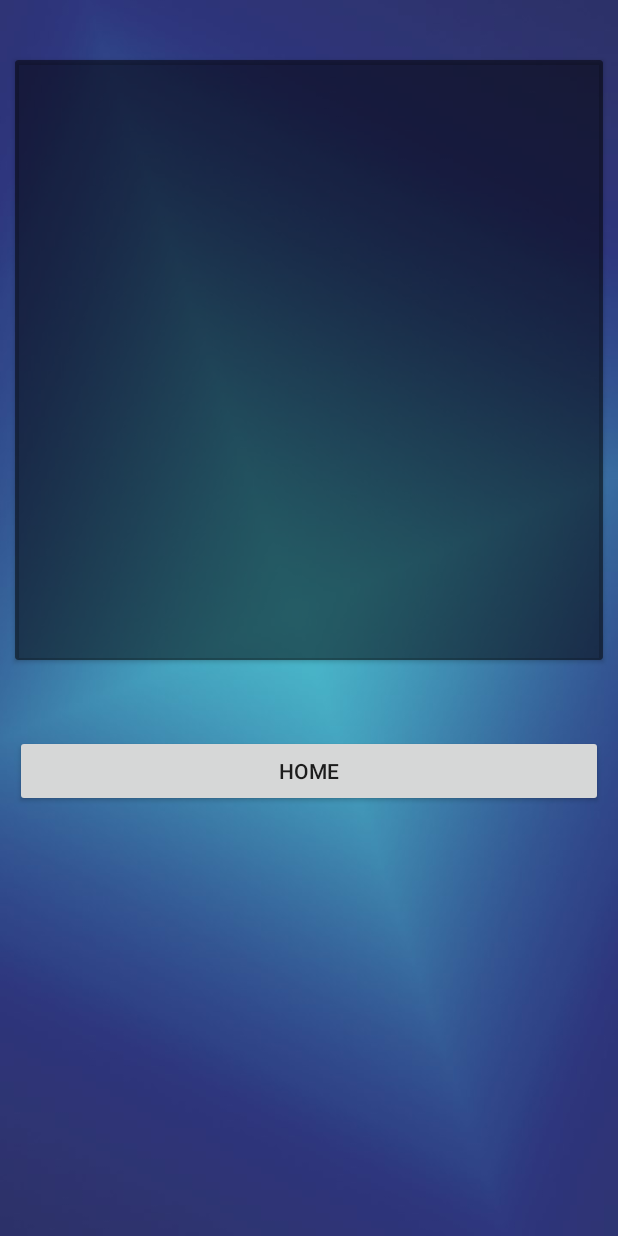
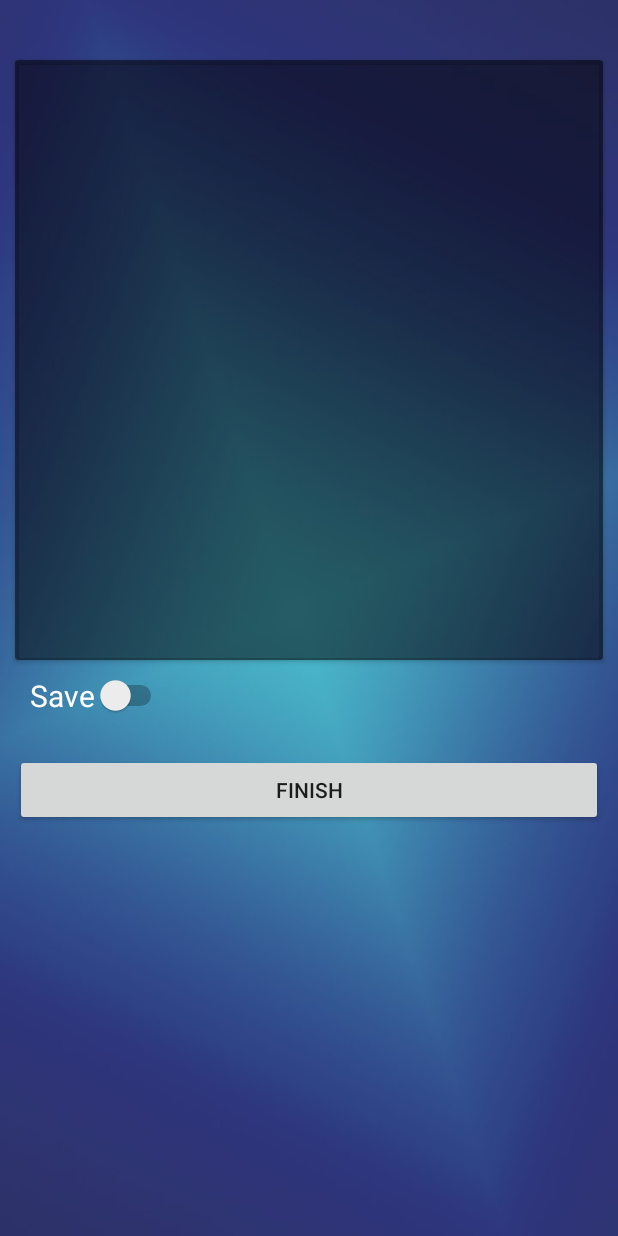
Before and after one commit to MBTIS/mbtis, an Android app: the Finish screen opened directly, with no data from a screen before it, on a phone screen of 412 x 824 dp. Run offline under Robolectric (Android 15) with nearby library versions, the phone set to English and light mode, and no system bars.

Commit message:
Add sqldatabase with result showing window, also modified the home page, added Result button

```diff
--- a/app/src/main/AndroidManifest.xml
+++ b/app/src/main/AndroidManifest.xml
@@ -9,7 +9,8 @@
         android:roundIcon="@mipmap/icon"
         android:supportsRtl="true"
         android:theme="@style/AppTheme">
-        <activity android:name=".Finish"></activity>
+        <activity android:name=".Results"></activity>
+        <activity android:name=".Finish" />
         <activity android:name=".Test" />
         <activity android:name=".Home" />
         <activity android:name=".MainActivity">
--- a/app/src/main/java/com/example/mobileproject/Finish.java
+++ b/app/src/main/java/com/example/mobileproject/Finish.java
@@ -3,9 +3,14 @@ package com.example.mobileproject;
 import androidx.appcompat.app.AppCompatActivity;
 
 import android.content.Intent;
+import android.database.Cursor;
+import android.database.sqlite.SQLiteDatabase;
 import android.os.Bundle;
+import android.util.Log;
 import android.view.View;
 import android.widget.Button;
+import android.widget.EditText;
+import android.widget.Switch;
 import android.widget.TextView;
 import android.widget.Toast;
 
@@ -14,22 +19,61 @@ public class Finish extends AppCompatActivity {
     String MBTIResult;
     TextView result;
     Button Home;
+    Switch save;
+    EditText username;
+    String name;
+
+
+
 
     @Override
     protected void onCreate(Bundle savedInstanceState) {
         super.onCreate(savedInstanceState);
         setContentView(R.layout.activity_finish);
+        final SQLiteDatabase sqlite=getBaseContext().openOrCreateDatabase("User_Information", MODE_PRIVATE, null);
+        String createTable="CREATE TABLE IF NOT EXISTS userdata(id INTEGER PRIMARY KEY AUTOINCREMENT NOT NULL, name TEXT, result TEXT)";
+        sqlite.execSQL(createTable);
+
         MBTIResult=getIntent().getStringExtra("MBTIResult");
         result=(TextView)findViewById(R.id.result);
+        save=(Switch)findViewById(R.id.save);
+        username=(EditText)findViewById(R.id.username);
+
         result.setText(MBTIResult);
+        showUsernameEditText(username);
         Home=(Button)findViewById(R.id.Home);
         Home.setOnClickListener(new View.OnClickListener() {
             @Override
             public void onClick(View view) {
+
+                name=username.getText().toString();
+                String query="INSERT INTO userdata VALUES (null, '"+name+"', '"+MBTIResult+"')";
+                sqlite.execSQL(query);
+                Log.e("Inserted", "Yes it is Inserted");
+                String show;
+                Cursor cursor= sqlite.rawQuery("SELECT * FROM userdata", null);
+                while(cursor.moveToNext()){
+                    String Userid=cursor.getString(0);
+                    String Username=cursor.getString(1);
+                    String Userresult=cursor.getString(2);
+                    Log.e("ID", Userid);
+                    Log.e("Username", Username);
+                    Log.e("Userresult", Userresult);
+                }
                 startActivity(new Intent(Finish.this, Home.class));
                 finish();
             }
         });
 //        Toast.makeText(this, MBTIResult, Toast.LENGTH_SHORT).show();
     }
+
+    public void showUsernameEditText(View view) {
+        if(save.isChecked()){
+            username.setVisibility(View.VISIBLE);
+        }else if(!save.isChecked()){
+            username.setVisibility(View.GONE);
+        }
+    }
+
+
 }
--- a/app/src/main/java/com/example/mobileproject/Home.java
+++ b/app/src/main/java/com/example/mobileproject/Home.java
@@ -17,6 +17,9 @@ public class Home extends AppCompatActivity {
     public void about(View view) {
     }
 
+    public void results(View view) {
+        startActivity(new Intent(Home.this, Results.class));
+    }
     public void test(View view) {
         startActivity(new Intent(Home.this, Test.class));
     }
--- a/app/src/main/res/layout/activity_finish.xml
+++ b/app/src/main/res/layout/activity_finish.xml
@@ -33,13 +33,43 @@
 
             </androidx.cardview.widget.CardView>
 
+
+
+               <Switch
+                   android:id="@+id/save"
+                   android:layout_width="wrap_content"
+                   android:layout_height="match_parent"
+                   android:layout_weight="1"
+                   android:text="Save"
+                   android:layout_marginLeft="20dp"
+                   android:layout_marginTop="10dp"
+                   android:textColor="#ffffff"
+                   android:theme="@style/AppTheme"
+                   android:textSize="20dp"
+                   android:onClick="showUsernameEditText"/>
+
+
+
+
+            <EditText
+                android:id="@+id/username"
+                android:layout_width="match_parent"
+                android:layout_height="wrap_content"
+                android:ems="10"
+                android:inputType="textPersonName"
+                android:hint="Name E.g. John Smith"
+                android:layout_marginTop="25dp"
+                android:layout_marginHorizontal="15dp"
+                android:textColor="#ffffff"
+                android:visibility="gone"/>
+
             <Button
                 android:id="@+id/Home"
                 android:layout_width="match_parent"
                 android:layout_height="wrap_content"
-                android:text="Home"
+                android:text="Finish"
                 android:layout_marginHorizontal="10dp"
-                android:layout_marginTop="50dp"
+                android:layout_marginTop="25dp"
                 />
 
         </LinearLayout>
--- a/app/src/main/res/values/styles.xml
+++ b/app/src/main/res/values/styles.xml
@@ -8,4 +8,5 @@
         <item name="colorAccent">@color/colorAccent</item>
     </style>
 
+
 </resources>
```
Also changed, not shown: app/src/main/java/com/example/mobileproject/Results.java (added, +14 -0 lines), app/src/main/res/layout/activity_home.xml (+36 -3 lines), app/src/main/res/layout/activity_results.xml (added, +33 -0 lines), app/src/main/res/drawable/result.png (added).
